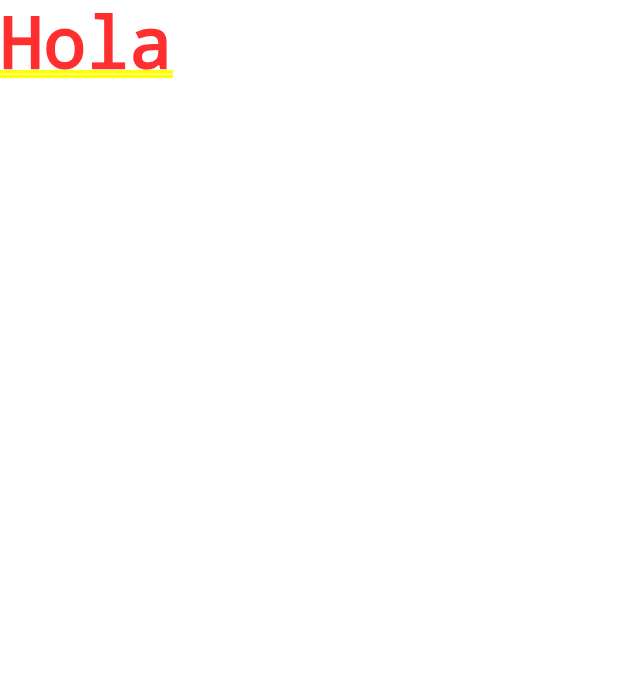
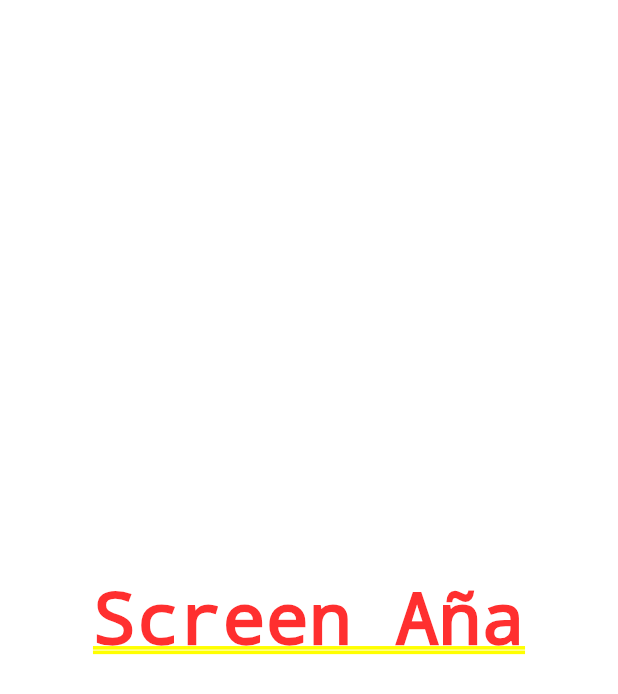
Before and after one commit to cuauhtlahuac/flutter_fer_herrera, a Flutter app: the screen it shows after launch, on a phone screen of 412 x 824 dp. Shown: the top 694 px of the screen. Run offline on Flutter 3.47's test engine with Material 2 defaults, Android fonts, the phone set to English and light mode, and no system bars.

```diff
--- a/flutter_first_app/lib/main.dart
+++ b/flutter_first_app/lib/main.dart
@@ -1,19 +1,20 @@
 import 'package:flutter/material.dart';
+import 'package:flutter_first_app/screens/home_screen.dart';
 
 main() {
   // runApp es un widget que recibe de parámetro otro widget
   // se importa de material
-  runApp(MyFirstWidget());
+  runApp(const MyFirstWidget());
 }
 
 // Aqui definimos nuestro primer widget
 // Para que sea un widget se tiene que extender a Stateless o Stateful widget
 class MyFirstWidget extends StatelessWidget {
+  const MyFirstWidget({Key? key}) : super(key: key);
+
   @override
   Widget build(BuildContext context) {
     // ctrl + espaciadora para ver las propiedades
-    return MaterialApp(
-      home: Text('Hola'),
-    );
+    return const MaterialApp(home: HomeScreen());
   }
 }
--- /dev/null
+++ b/flutter_first_app/lib/screens/home_screen.dart
@@ -0,0 +1,12 @@
+import 'package:flutter/material.dart';
+
+class HomeScreen extends StatelessWidget {
+  const HomeScreen({Key? key}) : super(key: key);
+
+  @override
+  Widget build(BuildContext context) {
+    return const Center(
+      child: Text('Screen Aña'),
+    );
+  }
+}
```
